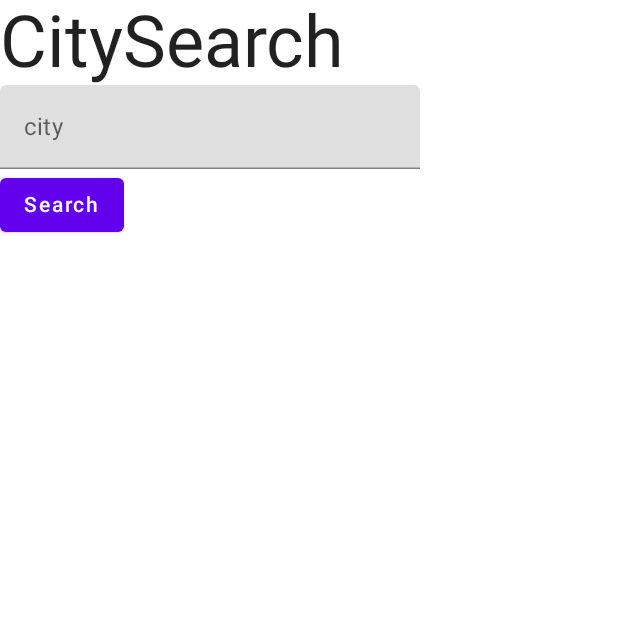
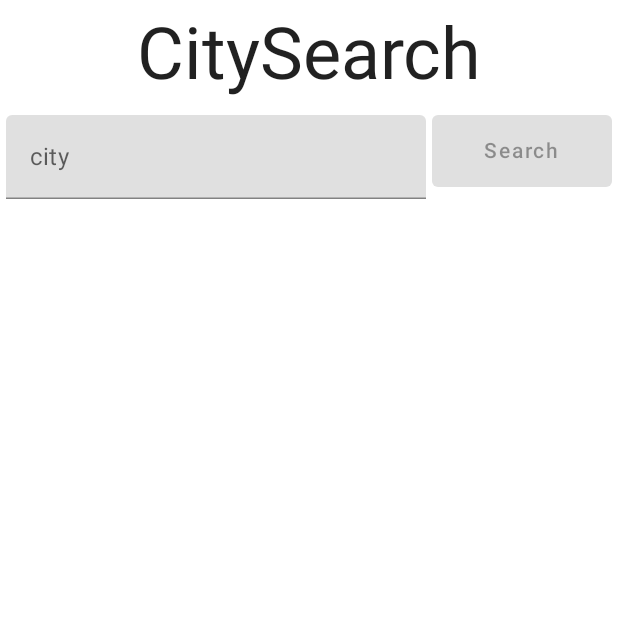
Before and after one commit to WesleyEdwards/city-search, an Android app built with Jetpack Compose: the screen it shows after launch (MainActivity), on a phone screen of 412 x 824 dp, the top half of it. Run offline under Robolectric (Android 15) with nearby library versions, the phone set to English and light mode, and no system bars; our stand-ins replace RxJava.

Commit message:
search for city is functional and is hooked up to the UI

```diff
--- a/app/src/main/java/com/example/citysearchbetter/CitySearchView.kt
+++ b/app/src/main/java/com/example/citysearchbetter/CitySearchView.kt
@@ -1,78 +1,130 @@
 package com.example.citysearchbetter
 
-import androidx.compose.foundation.layout.Column
+import androidx.compose.foundation.layout.*
+import androidx.compose.foundation.lazy.LazyColumn
 import androidx.compose.material.Button
 import androidx.compose.material.MaterialTheme
 import androidx.compose.material.Text
 import androidx.compose.material.TextField
 import androidx.compose.runtime.*
+import androidx.compose.ui.Alignment
+import androidx.compose.ui.Modifier
+import androidx.compose.ui.res.stringResource
+import androidx.compose.ui.tooling.preview.Preview
+import androidx.compose.ui.unit.dp
 import com.example.citysearchbetter.info.Place
+import com.example.citysearchbetter.info.PlaceApi
 import com.example.citysearchbetter.info.PlaceRepo
+import com.example.citysearchbetter.info.PlaceRepoInMemory
+import com.example.citysearchbetter.utils.RetrofitApiFactory
+import com.example.citysearchbetter.utils.disposer
 import io.reactivex.rxjava3.android.schedulers.AndroidSchedulers
-import io.reactivex.rxjava3.disposables.CompositeDisposable
 import io.reactivex.rxjava3.kotlin.addTo
+
+val cityList = mutableStateListOf<Place>()
 
 @Composable
 fun CitySearchView(
     placeRepo: PlaceRepo
 ) {
-
     val disposer = disposer()
     var userInput by remember { mutableStateOf("") }
-    var cityList = remember { mutableListOf<Place>() }
 
+    Column(
+        horizontalAlignment = Alignment.CenterHorizontally
+    ) {
 
-    Column {
         Text(
+            modifier = Modifier
+                .padding(8.dp),
             text = "CitySearch",
             style = MaterialTheme.typography.h3
         )
 
+        Row(
+            Modifier
+                .fillMaxWidth(1f)
+                .padding(4.dp)
+        ) {
             TextField(
+                modifier = Modifier.padding(end = 4.dp),
                 value = userInput,
                 onValueChange = { userInput = it },
                 label = { Text("city") }
             )
 
             Button(
+                modifier = Modifier
+                    .fillMaxWidth(1f)
+                    .height(IntrinsicSize.Max),
                 onClick = {
                     placeRepo.getPlaceByCity(userInput)
                         .observeOn(AndroidSchedulers.mainThread())
                         .onErrorReturn { listOf<Place>() }
                         .doOnError { throw it }
                         .doOnSuccess {
-                        println("Success!")
-                        cityList = placeRepo.getPlaceFromRepo().toMutableList()
-
+                            cityList.clear()
+                            cityList.addAll(placeRepo.getPlaceFromRepo())
                         }
                         .subscribe()
                         .addTo(disposer)
-                println("Button has been clicked")
-
                 },
+                enabled = userInput.length > 2
             ) {
                 Text("Search")
             }
-
-        cityList = placeRepo.getPlaceFromRepo().toMutableList()
-        cityList.forEach {
-            println("CITY IS: ${it.city}")
         }
 
+        LazyColumn {
+            cityList.forEach {
+                item {
+                    PlaceCard(it)
+                }
+            }
+        }
     }
 }
 
-
 @Composable
-fun disposer(dependencies: Any? = null): CompositeDisposable {
-    val composite = remember { CompositeDisposable() }
-    DisposableEffect(dependencies) {
-        println("disposer initialized")
-
-        onDispose {
-            println("Disposer disposed of stuff")
-            composite.dispose()
+fun PlaceCard(place: Place) {
+    Column(
+        Modifier
+            .padding(12.dp)
+            .fillMaxWidth(1f)
+    ) {
+        Text(
+            text = place.city
+        )
+        Row(
+            Modifier.padding(16.dp)
+        ) {
+            Text(
+                modifier = Modifier.padding(end = 8.dp),
+                text = "Country: ${place.country}",
+                style = MaterialTheme.typography.caption
+            )
+            Text(
+                text = "State: ${place.state}",
+                style = MaterialTheme.typography.caption
+            )
         }
     }
-    return composite
 }
+
+@Preview
+@Composable
+fun PlaceCardPreview() {
+    PlaceCard(
+        Place("Logan", "Utah", "USA")
+    )
+}
+
+@Preview
+@Composable
+fun CitySearchViewPreview() {
+    CitySearchView(
+        placeRepo = PlaceRepoInMemory(
+            RetrofitApiFactory().createApiService(PlaceApi::class.java)
+        )
+    )
+}
--- a/app/src/main/java/com/example/citysearchbetter/MainActivity.kt
+++ b/app/src/main/java/com/example/citysearchbetter/MainActivity.kt
@@ -12,6 +12,7 @@ import androidx.compose.ui.tooling.preview.Preview
 import com.example.citysearchbetter.info.PlaceApi
 import com.example.citysearchbetter.info.PlaceRepoInMemory
 import com.example.citysearchbetter.ui.theme.CitysearchbetterTheme
+import com.example.citysearchbetter.utils.RetrofitApiFactory
 import com.google.gson.Gson
 import okhttp3.OkHttpClient
 import retrofit2.Retrofit
@@ -22,22 +23,7 @@ interface ApiFactory {
     fun <T> createApiService(clazz: Class<T>): T
 }
 
-val httpClient: OkHttpClient = OkHttpClient.Builder().build()
 
-class RetrofitApiFactory(baseUrl: String = "https://andruxnet-world-cities-v1.p.rapidapi.com"): ApiFactory {
-
-    private val retrofit = Retrofit.Builder()
-        .client(httpClient)
-        .baseUrl(baseUrl)
-        .addCallAdapterFactory(RxJava3CallAdapterFactory.create())
-        .addConverterFactory(GsonConverterFactory.create(Gson()))
-        .build()
-
-    override fun <T> createApiService(clazz: Class<T>): T {
-        println("${retrofit.baseUrl()} is the base url")
-        return retrofit.create(clazz)
-    }
-}
 
 
 
@@ -46,22 +32,18 @@ class MainActivity : ComponentActivity() {
         super.onCreate(savedInstanceState)
         setContent {
             CitysearchbetterTheme {
-                // A surface container using the 'background' color from the theme
                 Surface(
                     modifier = Modifier.fillMaxSize(),
                     color = MaterialTheme.colors.background
                 ) {
 
-                    val apiFactory = RetrofitApiFactory(
-                        "https://andruxnet-world-cities-v1.p.rapidapi.com"
-                    )
+                    val apiFactory = RetrofitApiFactory()
                     val repo = PlaceRepoInMemory(
                         apiFactory.createApiService(PlaceApi::class.java)
                     )
 
                     CitySearchView(repo)
 
-
                 }
             }
         }
--- a/app/src/main/java/com/example/citysearchbetter/info/PlaceRepoInMemory.kt
+++ b/app/src/main/java/com/example/citysearchbetter/info/PlaceRepoInMemory.kt
@@ -22,7 +22,8 @@ class PlaceRepoInMemory(
                 "x-rapidapi-key" to "1a80c5008dmsh9cfd3107d4c60fdp14ea41jsn5ec6952c5235"
             ),
             parameters = mapOf(
-                "city" to city
+                "query" to city,
+                "searchby" to "city"
             )
         )
         return places.map {
@@ -31,7 +32,6 @@ class PlaceRepoInMemory(
         }
     }
     override fun getPlaceFromRepo(): List<Place> {
-        println("the list of cities is $cityList")
         return cityList
     }
 
--- /dev/null
+++ b/app/src/main/java/com/example/citysearchbetter/utils/Disposer.kt
@@ -0,0 +1,20 @@
+package com.example.citysearchbetter.utils
+
+import androidx.compose.runtime.Composable
+import androidx.compose.runtime.DisposableEffect
+import androidx.compose.runtime.remember
+import io.reactivex.rxjava3.disposables.CompositeDisposable
+
+@Composable
+fun disposer(dependencies: Any? = null): CompositeDisposable {
+    val composite = remember { CompositeDisposable() }
+    DisposableEffect(dependencies) {
+        println("disposer initialized")
+
+        onDispose {
+            println("Disposer disposed of stuff")
+            composite.dispose()
+        }
+    }
+    return composite
+}
--- /dev/null
+++ b/app/src/main/java/com/example/citysearchbetter/utils/RetrofitApiFactory.kt
@@ -0,0 +1,26 @@
+package com.example.citysearchbetter.utils
+
+import com.example.citysearchbetter.ApiFactory
+import com.google.gson.Gson
+import okhttp3.OkHttpClient
+import retrofit2.Retrofit
+import retrofit2.adapter.rxjava3.RxJava3CallAdapterFactory
+import retrofit2.converter.gson.GsonConverterFactory
+
+val httpClient: OkHttpClient = OkHttpClient.Builder().build()
+
+class RetrofitApiFactory(baseUrl: String = "https://andruxnet-world-cities-v1.p.rapidapi.com"):
+    ApiFactory {
+
+    private val retrofit = Retrofit.Builder()
+        .client(httpClient)
+        .baseUrl(baseUrl)
+        .addCallAdapterFactory(RxJava3CallAdapterFactory.create())
+        .addConverterFactory(GsonConverterFactory.create(Gson()))
+        .build()
+
+    override fun <T> createApiService(clazz: Class<T>): T {
+        println("${retrofit.baseUrl()} is the base url")
+        return retrofit.create(clazz)
+    }
+}
```
Lines whose indentation alone changed are shown as unchanged.
